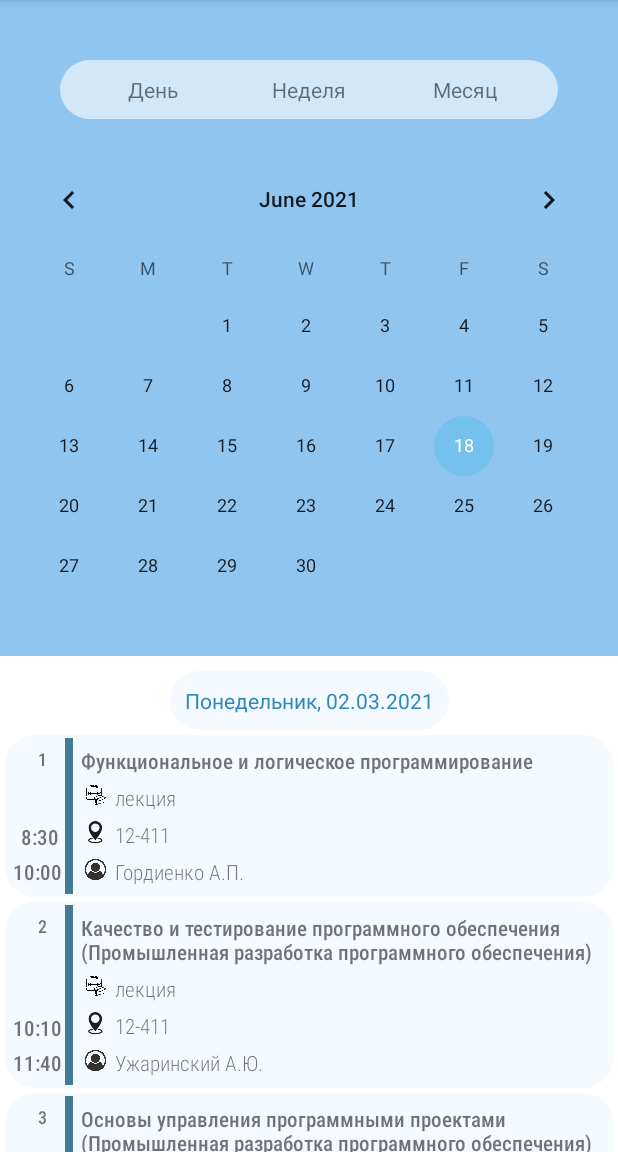
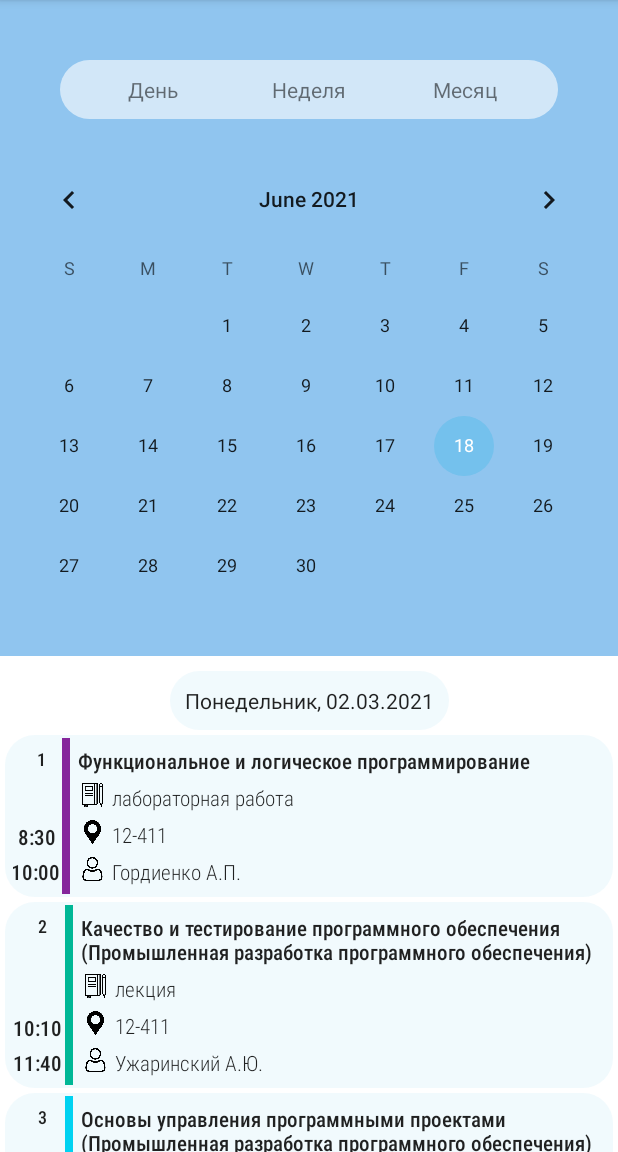
Before and after one commit to Nadezhda24/PersonalAccount, an Android app: the screen it shows after launch (AuthActivity), on a phone screen of 412 x 824 dp, the part 84-1236 px from its top. Run offline under Robolectric (Android 15) with nearby library versions, the phone set to English and light mode, and no system bars.

Commit message:
Light theme

```diff
--- a/app/src/main/AndroidManifest.xml
+++ b/app/src/main/AndroidManifest.xml
@@ -13,7 +13,6 @@
         <activity android:name=".AuthActivity">
             <intent-filter>
                 <action android:name="android.intent.action.MAIN" />
-
                 <category android:name="android.intent.category.LAUNCHER" />
             </intent-filter>
         </activity>
--- a/app/src/main/java/com/example/personalaccount/AuthActivity.java
+++ b/app/src/main/java/com/example/personalaccount/AuthActivity.java
@@ -27,9 +27,9 @@ public class AuthActivity extends AppCompatActivity {
 
     }
     private void setInitialData(){
-        ScheduleDays.add(new ScheduleDay("1", " 8:30", "10:00" ,"Функциональное и логическое программирование","лекция", "12-411",  "Гордиенко А.П."));
+        ScheduleDays.add(new ScheduleDay("1", " 8:30", "10:00" ,"Функциональное и логическое программирование","лабораторная работа", "12-411",  "Гордиенко А.П."));
         ScheduleDays.add(new ScheduleDay("2", "10:10", "11:40" ,"Качество и тестирование программного обеспечения\n(Промышленная разработка программного обеспечения)","лекция", "12-411",  "Ужаринский А.Ю."));
-        ScheduleDays.add(new ScheduleDay("3", "12:00", "13:30" ,"Основы управления программными проектами\n(Промышленная разработка программного обеспечения)","лекция", "12-411",  "Ужаринский А.Ю."));
-        ScheduleDays.add(new ScheduleDay("4", "13:40", "15:10" ,"Программирование микроконтроллеров","лекция", "12-411",  "Захарова О.В."));
+        ScheduleDays.add(new ScheduleDay("3", "12:00", "13:30" ,"Основы управления программными проектами\n(Промышленная разработка программного обеспечения)","практическое занятие", "12-411",  "Ужаринский А.Ю."));
+        ScheduleDays.add(new ScheduleDay("4", "13:40", "15:10" ,"Программирование микроконтроллеров","экзамен", "12-411",  "Захарова О.В."));
       }
 }
--- a/app/src/main/java/com/example/personalaccount/ScheduleDayAdapter.java
+++ b/app/src/main/java/com/example/personalaccount/ScheduleDayAdapter.java
@@ -1,9 +1,11 @@
 package com.example.personalaccount;
 
+import android.annotation.SuppressLint;
 import android.content.Context;
 import android.view.LayoutInflater;
 import android.view.View;
 import android.view.ViewGroup;
+import android.widget.FrameLayout;
 import android.widget.ImageView;
 import android.widget.TextView;
 
@@ -27,6 +29,7 @@ public class ScheduleDayAdapter extends RecyclerView.Adapter<ScheduleDayAdapter.
         return new ViewHolder(view);
     }
 
+    @SuppressLint("ResourceAsColor")
     @Override
     public void onBindViewHolder(ScheduleDayAdapter.ViewHolder holder, int position) {
         ScheduleDay ScheduleDay = ScheduleDays.get(position);
@@ -38,7 +41,13 @@ public class ScheduleDayAdapter extends RecyclerView.Adapter<ScheduleDayAdapter.
         holder.LessonRoom.setText(ScheduleDay.GetLessonRoom());
         holder.LessonTeacher.setText(ScheduleDay.GetLessonTeacher());
 
-
+        if (ScheduleDay.GetLessonType() == "лекция") holder.frameLayout.setBackgroundResource(R.color.LK);
+        else if (ScheduleDay.GetLessonType() == "лабораторная работа") holder.frameLayout.setBackgroundResource(R.color.LB);
+        else if (ScheduleDay.GetLessonType() == "практическое занятие") holder.frameLayout.setBackgroundResource(R.color.PZ);
+        else if (ScheduleDay.GetLessonType() == "экзамен") holder.frameLayout.setBackgroundResource(R.color.Exam);
+        else if (ScheduleDay.GetLessonType() == "зачет") holder.frameLayout.setBackgroundResource(R.color.Exam);
+        else if (ScheduleDay.GetLessonType() == "консультация") holder.frameLayout.setBackgroundResource(R.color.Exam);
+        else  holder.frameLayout.setBackgroundColor(R.color.black);
 
     }
 
@@ -52,6 +61,7 @@ public class ScheduleDayAdapter extends RecyclerView.Adapter<ScheduleDayAdapter.
         final TextView LessonNumder,LessonStart,
                 LessonEnd, LessonName, LessonType,
                 LessonRoom, LessonTeacher;
+        final FrameLayout frameLayout;
         ViewHolder(View view){
             super(view);
             LessonNumder = (TextView) view.findViewById(R.id.LessonNumder);
@@ -61,6 +71,7 @@ public class ScheduleDayAdapter extends RecyclerView.Adapter<ScheduleDayAdapter.
             LessonType = (TextView) view.findViewById(R.id.LessonType);
             LessonRoom = (TextView) view.findViewById(R.id.LessonRoom);
             LessonTeacher = (TextView) view.findViewById(R.id.LessonTeacher);
+            frameLayout = (FrameLayout) view.findViewById(R.id.frameLayout);
         }
     }
 
--- a/app/src/main/res/drawable/rounded_layout.xml
+++ b/app/src/main/res/drawable/rounded_layout.xml
@@ -3,7 +3,7 @@
     <solid
         android:color="@color/material_on_primary_emphasis_medium" />
     <corners
-        android:radius="30dp" />
+        android:radius="20dp" />
     <padding
         android:left="10dp"
         android:top="10dp"
--- a/app/src/main/res/drawable/schedule_fon.xml
+++ b/app/src/main/res/drawable/schedule_fon.xml
@@ -3,7 +3,7 @@
 <item >
     <shape
         android:shape="rectangle">
-        <solid android:color="#33c8e3fe" />
+        <solid android:color="#80E3F6FC" />
         <corners android:radius="20dp"/>
     </shape>
 </item>
--- a/app/src/main/res/layout/activity_schedule.xml
+++ b/app/src/main/res/layout/activity_schedule.xml
@@ -109,7 +109,7 @@
                 android:paddingLeft="5dp"
                 android:paddingRight="5dp"
                 android:text="Понедельник, 02.03.2021"
-                android:textColor="@color/purple_500"
+                android:textColor="?attr/actionMenuTextColor"
                 app:layout_constraintBottom_toTopOf="@+id/RecyclerViewScheduleDay"
                 app:layout_constraintEnd_toEndOf="parent"
                 app:layout_constraintStart_toStartOf="parent"
--- a/app/src/main/res/layout/schedule_day.xml
+++ b/app/src/main/res/layout/schedule_day.xml
@@ -20,13 +20,12 @@
         android:layout_width="0dp"
         android:layout_height="wrap_content"
         android:layout_marginStart="10dp"
-        android:layout_marginLeft="10dp"
         android:layout_marginTop="5dp"
         android:layout_marginEnd="5dp"
-        android:layout_marginRight="5dp"
         android:fontFamily="sans-serif-condensed-light"
         android:gravity="center"
         android:text="1"
+        android:textColor="?attr/actionMenuTextColor"
         android:textSize="12sp"
         android:textStyle="bold"
         app:layout_constraintEnd_toStartOf="@+id/frameLayout"
@@ -41,6 +40,7 @@
         android:fontFamily="sans-serif-condensed-light"
         android:gravity="center"
         android:text="8:30"
+        android:textColor="?attr/actionMenuTextColor"
         android:textSize="14sp"
         android:textStyle="normal|bold"
         app:layout_constraintBottom_toTopOf="@+id/LessonEnd"
@@ -51,20 +51,22 @@
         android:id="@+id/LessonEnd"
         android:layout_width="wrap_content"
         android:layout_height="wrap_content"
+        android:layout_marginEnd="10dp"
         android:layout_marginBottom="5dp"
         android:fontFamily="sans-serif-condensed-light"
         android:gravity="center"
         android:text="10:00"
+        android:textColor="?attr/actionMenuTextColor"
         android:textStyle="bold"
         app:layout_constraintBottom_toBottomOf="parent"
-        tools:layout_editor_absoluteX="3dp" />
+        app:layout_constraintEnd_toStartOf="@+id/frameLayout" />
 
     <FrameLayout
         android:id="@+id/frameLayout"
         android:layout_width="5dp"
         android:layout_height="0dp"
         android:layout_marginStart="2dp"
-        android:background="#437B95"
+        android:background="#00FFFFFF"
         app:layout_constraintBottom_toBottomOf="parent"
         app:layout_constraintStart_toEndOf="@+id/LessonEnd"
         app:layout_constraintTop_toTopOf="parent"
@@ -77,11 +79,10 @@
         android:layout_width="0dp"
         android:layout_height="wrap_content"
         android:layout_marginStart="5dp"
-        android:layout_marginLeft="5dp"
         android:layout_marginEnd="5dp"
-        android:layout_marginRight="5dp"
         android:fontFamily="sans-serif-condensed-light"
         android:text="Качество и тестирование программного обеспечения"
+        android:textColor="?attr/actionMenuTextColor"
         android:textSize="14sp"
         android:textStyle="bold"
         app:layout_constraintEnd_toEndOf="parent"
@@ -95,6 +96,7 @@
         android:layout_marginTop="5dp"
         android:fontFamily="sans-serif-condensed-light"
         android:text=" 12-411"
+        android:textColor="?attr/actionMenuTextColor"
         android:textSize="14sp"
         app:layout_constraintEnd_toEndOf="@+id/LessonType"
         app:layout_constraintStart_toEndOf="@+id/imageView5"
@@ -107,6 +109,7 @@
         android:layout_marginTop="5dp"
         android:fontFamily="sans-serif-condensed-light"
         android:text="Лекция"
+        android:textColor="?attr/actionMenuTextColor"
         android:textSize="14sp"
         app:layout_constraintEnd_toEndOf="@+id/LessonName"
         app:layout_constraintStart_toEndOf="@+id/imageView6"
@@ -117,13 +120,24 @@
         android:layout_width="19dp"
         android:layout_height="16dp"
         android:layout_marginEnd="3dp"
-        android:layout_marginRight="3dp"
         app:layout_constraintBottom_toBottomOf="parent"
         app:layout_constraintEnd_toStartOf="@+id/LessonTeacher"
         app:layout_constraintStart_toStartOf="@+id/imageView5"
         app:layout_constraintTop_toTopOf="@+id/LessonTeacher"
         app:layout_constraintVertical_bias="0.0"
-        app:srcCompat="@drawable/user" />
+        app:srcCompat="@drawable/teacher_lesson" />
+
+    <ImageView
+        android:id="@+id/imageView"
+        android:layout_width="19dp"
+        android:layout_height="16dp"
+        android:layout_marginEnd="3dp"
+        app:layout_constraintBottom_toBottomOf="parent"
+        app:layout_constraintEnd_toStartOf="@+id/LessonTeacher"
+        app:layout_constraintStart_toStartOf="@+id/imageView5"
+        app:layout_constraintTop_toTopOf="@+id/LessonTeacher"
+        app:layout_constraintVertical_bias="0.0"
+        app:srcCompat="@drawable/teacher_lesson" />
 
     <TextView
         android:id="@+id/LessonTeacher"
@@ -132,6 +146,7 @@
         android:layout_marginTop="5dp"
         android:fontFamily="sans-serif-condensed-light"
         android:text="Ужаринский А.Ю."
+        android:textColor="?attr/actionMenuTextColor"
         android:textSize="14sp"
         app:layout_constraintBottom_toBottomOf="@+id/LessonEnd"
         app:layout_constraintEnd_toEndOf="@+id/LessonRoom"
@@ -143,21 +158,19 @@
         android:layout_width="19dp"
         android:layout_height="16dp"
         android:layout_marginEnd="3dp"
-        android:layout_marginRight="3dp"
         app:layout_constraintEnd_toStartOf="@+id/LessonRoom"
         app:layout_constraintStart_toStartOf="@+id/imageView6"
         app:layout_constraintTop_toTopOf="@+id/LessonRoom"
-        app:srcCompat="@drawable/roomsubject" />
+        app:srcCompat="@drawable/room_lesson" />
 
     <ImageView
         android:id="@+id/imageView6"
         android:layout_width="19dp"
         android:layout_height="16dp"
         android:layout_marginEnd="3dp"
-        android:layout_marginRight="3dp"
         app:layout_constraintEnd_toStartOf="@+id/LessonType"
         app:layout_constraintStart_toStartOf="@+id/LessonName"
         app:layout_constraintTop_toTopOf="@+id/LessonType"
-        app:srcCompat="@drawable/typesubject" />
+        app:srcCompat="@drawable/type_lesson" />
 
 </androidx.constraintlayout.widget.ConstraintLayout>
--- a/app/src/main/res/values-night/themes.xml
+++ b/app/src/main/res/values-night/themes.xml
@@ -5,6 +5,7 @@
         <item name="colorPrimary">@color/white</item>
         <item name="colorPrimaryVariant">#2C89BD</item>
         <item name="colorOnPrimary">@color/black</item>
+        <item name="android:textColor">@color/white</item>
         <!-- Secondary brand color. -->
         <item name="colorSecondary">#4FB3EC</item>
         <item name="colorSecondaryVariant">#4FB3EC</item>
--- a/app/src/main/res/values/colors.xml
+++ b/app/src/main/res/values/colors.xml
@@ -7,4 +7,9 @@
     <color name="teal_700">#68BCEC</color>
     <color name="black">#FF000000</color>
     <color name="white">#FFFFFFFF</color>
+    <color name="LK">#00B796</color>
+    <color name="LB">#86269B</color>
+    <color name="PZ">#00D2F1</color>
+    <color name="Exam">#CC0063</color>
+
 </resources>
--- a/app/src/main/res/values/themes.xml
+++ b/app/src/main/res/values/themes.xml
@@ -3,8 +3,9 @@
     <style name="Theme.PersonalAccount" parent="Theme.MaterialComponents.DayNight.DarkActionBar">
         <!-- Primary brand color. -->
         <item name="colorPrimary">@color/black</item>
-        <item name="colorPrimaryVariant">@color/purple_700</item>
+        <item name="colorPrimaryVariant">#2C89BD</item>
         <item name="colorOnPrimary">@color/white</item>
+
         <!-- Secondary brand color. -->
         <item name="colorSecondary">#74C1ED</item>
         <item name="colorSecondaryVariant">#74C1ED</item>
```
Also changed, not shown: app/src/main/res/drawable/room_lesson.png (added), app/src/main/res/drawable/roomsubject.png (deleted), app/src/main/res/drawable/teacher_lesson.png (added), app/src/main/res/drawable/type_lesson.png (added), app/src/main/res/drawable/typesubject.png (deleted), app/src/main/res/drawable/user.png (deleted).
